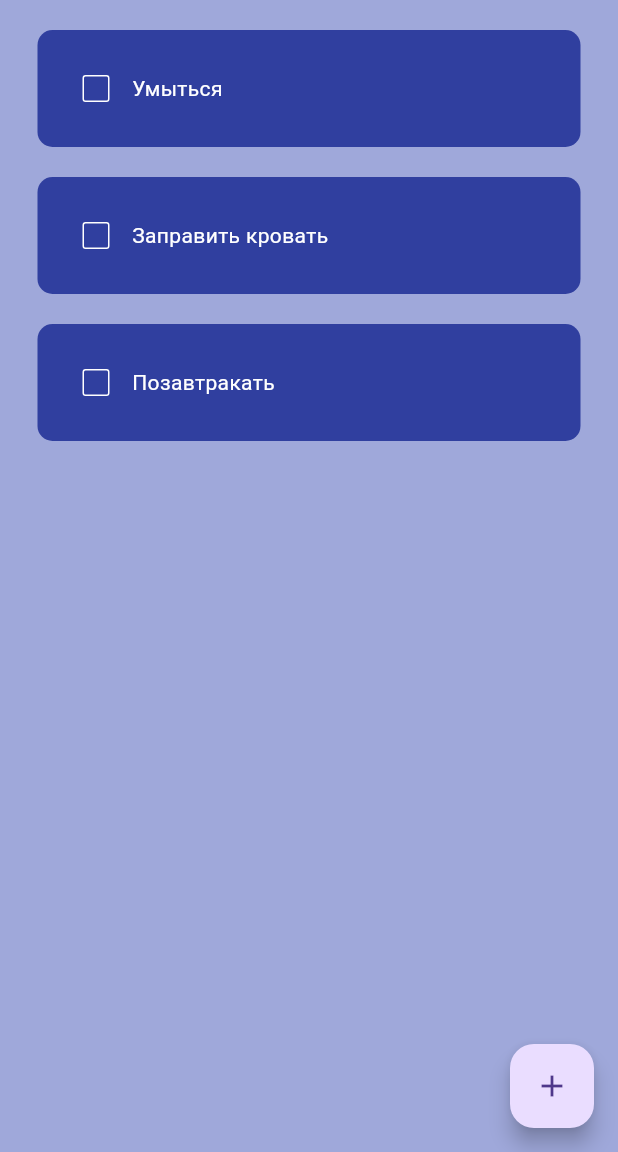
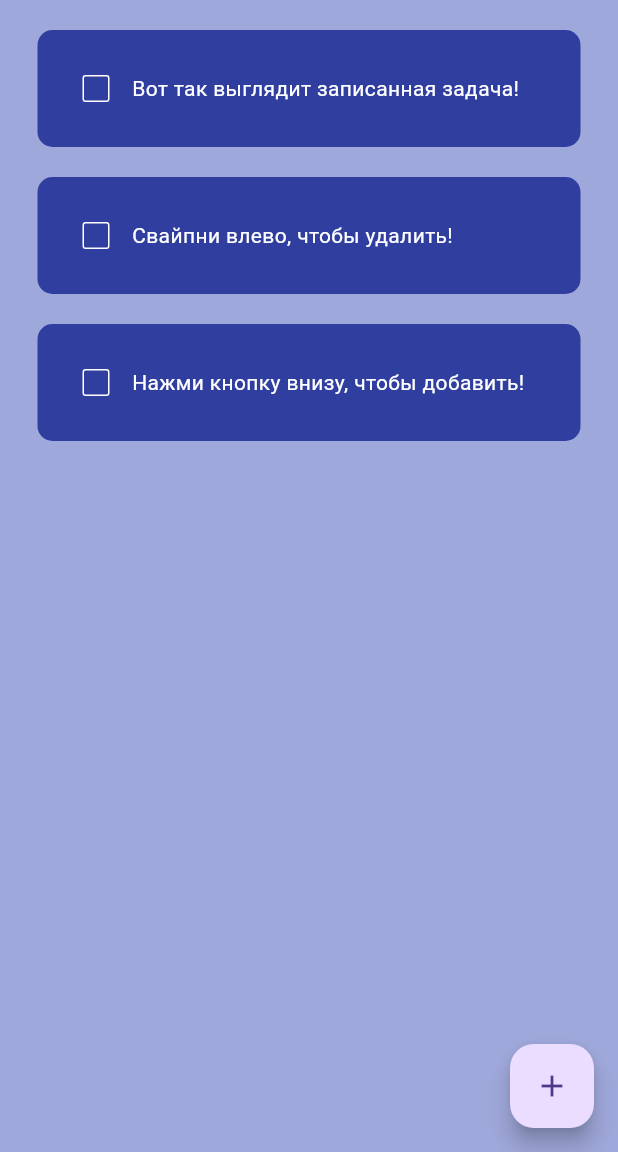
Before and after one commit to vxdll/To-Do-List, a Flutter app: the screen it shows after launch, on a phone screen of 412 x 824 dp, the part 84-1236 px from its top. Run offline on Flutter 3.47's test engine with Material 3 defaults, Android fonts, the phone set to English and light mode, and no system bars; drawn by our look-alikes of flutter_slidable; our stand-ins replace hive_flutter; accounts and stored records are empty.

Commit message:
Complete app with local Data

```diff
--- /dev/null
+++ b/lib/data/database.dart
@@ -0,0 +1,26 @@
+import 'package:hive_flutter/hive_flutter.dart';
+
+class ToDoDataBase {
+  List toDoList = [];
+
+  final _myBox = Hive.box('mybox');
+
+  // Первые задачи при первом открытии приложения. Чтобы ознакомить с приложением
+  void createInitialData() {
+    toDoList = [
+      ["Вот так выглядит записанная задача!", false],
+      ["Свайпни влево, чтобы удалить!", false],
+      ["Нажми кнопку внизу, чтобы добавить!", false],
+    ];
+  }
+
+  // Подгрузка БД
+  void loadData() {
+    toDoList = _myBox.get("TODOLIST");
+  }
+
+  // Обновление БД
+  void updateDataBase() {
+    _myBox.put("TODOLIST", toDoList);
+  }
+}
--- a/lib/pages/home_page.dart
+++ b/lib/pages/home_page.dart
@@ -1,6 +1,8 @@
-import 'package:flutter/material.dart';
-import 'package:to_do_list/util/dialog_box.dart';
+import 'package:flutter/material.dart'; // 1
+import 'package:hive_flutter/hive_flutter.dart';
+import 'package:to_do_list/util/dialog_box.dart'; // 2
 import 'package:to_do_list/util/todo_tile.dart';
+import '../data/database.dart'; // 3
 
 class HomePage extends StatefulWidget {
   const HomePage({super.key});
@@ -10,30 +12,40 @@ class HomePage extends StatefulWidget {
 }
 
 class _HomePageState extends State<HomePage> {
+  // hive box
+  final _myBox = Hive.box('mybox');
+  ToDoDataBase db = ToDoDataBase();
+
+  @override
+  void initState() {
+    // Первый запуск приложения
+    if (_myBox.get("TODOLIST") == null) {
+      db.createInitialData();
+    } else {
+      db.loadData();
+    }
+    super.initState();
+  }
+
   // text controller
   final _controller = TextEditingController();
-
-  // Список с задачами
-  List toDoList = [
-    ["Умыться", false],
-    ["Заправить кровать", false],
-    ["Позавтракать", false],
-  ];
 
   // Checkbox прожат
   void checkBoxChanged(bool? value, int index) {
     setState(() {
-      toDoList[index][1] = !toDoList[index][1];
+      db.toDoList[index][1] = !db.toDoList[index][1];
     });
+    db.updateDataBase();
   }
 
   // Метод для сохранения новой задачи
   void saveNewTask() {
     setState(() {
-      toDoList.add([_controller.text, false]);
+      db.toDoList.add([_controller.text, false]);
       _controller.clear();
     });
     Navigator.of(context).pop();
+    db.updateDataBase();
   }
 
   // Метод добавления новой задачи
@@ -53,8 +65,9 @@ class _HomePageState extends State<HomePage> {
   // Удаление задачи
   void deleteTask(int index) {
     setState(() {
-      toDoList.removeAt(index);
+      db.toDoList.removeAt(index);
     });
+    db.updateDataBase();
   }
 
   @override
@@ -68,11 +81,11 @@ class _HomePageState extends State<HomePage> {
       ),
 
       body: ListView.builder(
-        itemCount: toDoList.length,
+        itemCount: db.toDoList.length,
         itemBuilder: (context, index) {
           return ToDoTile(
-            taskName: toDoList[index][0],
-            taskCompleted: toDoList[index][1],
+            taskName: db.toDoList[index][0],
+            taskCompleted: db.toDoList[index][1],
             onChanged: (value) => checkBoxChanged(value, index),
             deleteFunction: (context) => deleteTask(index),
           );
--- a/pubspec.yaml
+++ b/pubspec.yaml
@@ -30,6 +30,8 @@ environment:
 dependencies:
   flutter:
     sdk: flutter
+  hive: ^2.2.3
+  hive_flutter: ^1.1.0
 
   # The following adds the Cupertino Icons font to your application.
   # Use with the CupertinoIcons class for iOS style icons.
@@ -39,6 +41,8 @@ dependencies:
 dev_dependencies:
   flutter_test:
     sdk: flutter
+  hive_generator: ^1.1.3
+  build_runner: ^2.1.11
 
   # The "flutter_lints" package below contains a set of recommended lints to
   # encourage good coding practices. The lint set provided by the package is
```
Also changed, not shown: lib/main.dart (+7 -1 lines), pubspec.lock.
